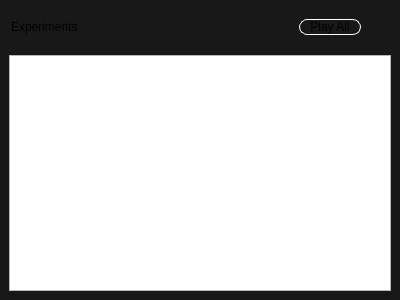
Before: the Qt Designer form src/gui/forms/projectwidget.ui in evoplex/evoplex, drawn with Qt 5.
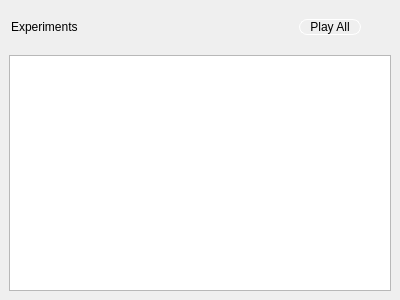
After: the same form once the commit is applied. Custom widgets are drawn as their Qt base class.

Commit message: stylesheet fixes - experiment toolbar is yellow now

```diff
--- a/src/gui/forms/projectwidget.ui
+++ b/src/gui/forms/projectwidget.ui
@@ -11,11 +11,6 @@
    </rect>
   </property>
   <widget class="QWidget" name="contents">
-   <property name="styleSheet">
-    <string notr="true">QWidget#contents {
-background-color: rgb(24, 24, 24);
-}</string>
-   </property>
    <layout class="QVBoxLayout" name="verticalLayout">
     <item>
      <layout class="QHBoxLayout" name="horizontalLayout">
```
The commit also changes 4 other files.
